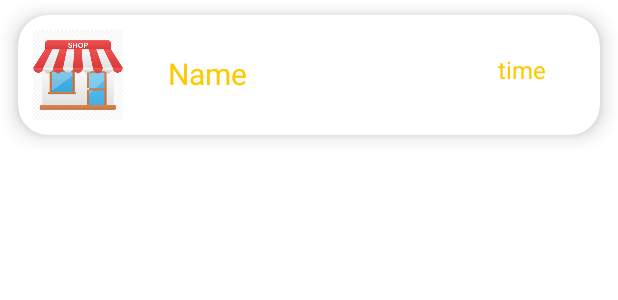
After one commit to karansaggoo/TouristGuide, an Android app: the layout place_view.xml on its own in the app's theme, with its tools: preview values and no code run, on a phone screen of 412 x 824 dp. The commit adds this screen. Shown: the top 300 px of the screen. Run offline under Robolectric (Android 15) with nearby library versions, the phone set to English and light mode, and no system bars.

Commit message:
TG-15 creating Layout file for the items of list

```diff
--- a/app/src/main/java/com/example/touristguide/HomeScreen.kt
+++ b/app/src/main/java/com/example/touristguide/HomeScreen.kt
@@ -12,7 +12,7 @@ import android.view.ViewGroup
 import androidx.appcompat.app.ActionBar
 import androidx.appcompat.app.AppCompatActivity
 import androidx.navigation.fragment.findNavController
-import api.LocationHelper
+import com.example.touristguide.api.LocationHelper
 import com.example.touristguide.databinding.FragmentHomeScreenBinding
 import com.google.android.gms.location.LocationCallback
 import com.google.android.gms.maps.model.LatLng
--- a/app/src/main/java/com/example/touristguide/SignInActivity.kt
+++ b/app/src/main/java/com/example/touristguide/SignInActivity.kt
@@ -6,7 +6,7 @@ import androidx.appcompat.app.AppCompatActivity
 import android.os.Bundle
 import android.util.Log
 import android.widget.Toast
-import api.LocationHelper
+import com.example.touristguide.api.LocationHelper
 import com.example.touristguide.databinding.ActivitySignInBinding
 import com.example.touristguide.model.UserRepository
 import com.google.firebase.auth.FirebaseAuth
--- a/app/src/main/java/api/LocationHelper.kt
+++ b/app/src/main/java/com/example/touristguide/api/LocationHelper.kt
@@ -1,4 +1,4 @@
-package api
+package com.example.touristguide.api
 
 import com.google.android.gms.maps.model.LatLng
 import android.Manifest
--- /dev/null
+++ b/app/src/main/res/layout/place_view.xml
@@ -0,0 +1,46 @@
+<?xml version="1.0" encoding="utf-8"?>
+<androidx.cardview.widget.CardView
+    xmlns:android="http://schemas.android.com/apk/res/android"
+    xmlns:app="http://schemas.android.com/apk/res-auto"
+    android:layout_marginStart="12dp"
+    android:layout_marginEnd="12dp"
+    android:layout_marginVertical="10dp"
+    android:layout_marginHorizontal="10dp"
+    app:cardCornerRadius="20dp"
+    app:cardElevation="8dp"
+    android:layout_width="match_parent"
+    android:layout_height="wrap_content">
+    <RelativeLayout
+        android:layout_width="match_parent"
+        android:layout_height="wrap_content">
+        <com.google.android.material.imageview.ShapeableImageView
+            android:layout_width="60dp"
+            android:layout_height="60dp"
+            android:id="@+id/iv_pic"
+            android:src="@drawable/shop"
+            android:scaleType="centerCrop"
+            android:layout_marginStart="10dp"
+            android:layout_marginBottom="10dp"
+            android:layout_marginTop="10dp"/>
+        <TextView
+            android:layout_width="120dp"
+            android:layout_height="30dp"
+            android:id="@+id/tv_title"
+            android:text="Name"
+            android:textColor="@color/yellow"
+            android:textSize="20sp"
+            android:layout_marginTop="25dp"
+            android:layout_marginStart="30dp"
+            android:layout_toEndOf="@id/iv_pic"/>
+        <TextView
+            android:layout_width="80dp"
+            android:layout_height="30dp"
+            android:id="@+id/tv_rating"
+            android:text="time"
+            android:textSize="16sp"
+            android:layout_toEndOf="@id/tv_title"
+            android:layout_marginTop="25dp"
+            android:layout_marginStart="100dp"
+            android:textColor="@color/yellow"/>
+    </RelativeLayout>
+</androidx.cardview.widget.CardView>
```
Also changed, not shown: app/src/main/java/com/example/touristguide/api/IAPIResponse.kt (renamed from app/src/main/java/api/IAPIResponse.kt), app/src/main/java/com/example/touristguide/api/IAPIResponse2.kt (renamed from app/src/main/java/api/IAPIResponse2.kt), app/src/main/java/com/example/touristguide/api/RetrofitInstance.kt (renamed from app/src/main/java/api/RetrofitInstance.kt).
